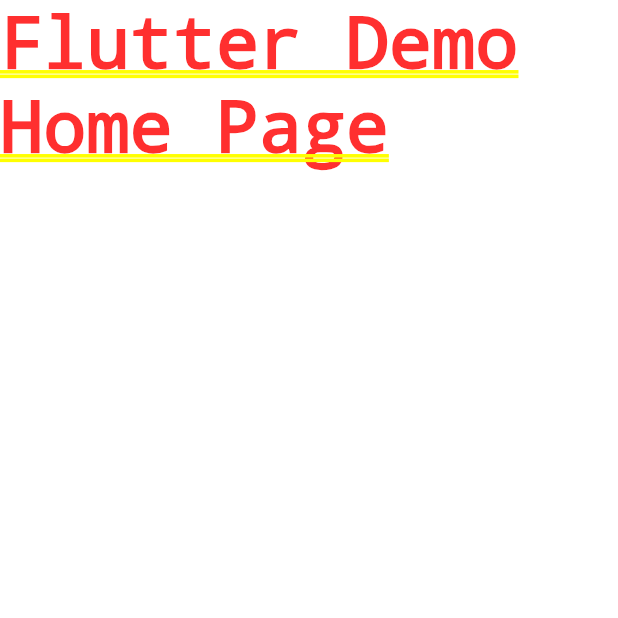
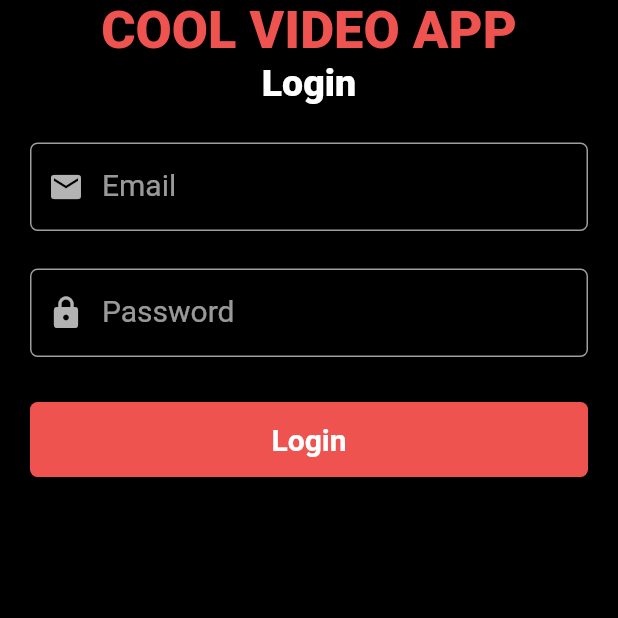
Before and after one commit to davejjwilliams/flutter_tiktok_tutorial, a Flutter app: the screen it shows after launch, on a phone screen of 412 x 824 dp, the top half of it. Run offline on Flutter 3.47's test engine with Material 2 defaults, Android fonts, the light colour scheme and no system bars.

Commit message:
Basic Login Screen Layout

```diff
--- a/lib/main.dart
+++ b/lib/main.dart
@@ -1,5 +1,6 @@
 import 'package:flutter/material.dart';
 import 'package:tiktok_tutorial_test/constants.dart';
+import 'package:tiktok_tutorial_test/views/screens/auth/login_screen.dart';
 
 void main() {
   runApp(const MyApp());
@@ -17,7 +18,7 @@
       theme: ThemeData.dark().copyWith(
         scaffoldBackgroundColor: backgroundColour,
       ),
-      home: const Text('Flutter Demo Home Page'),
+      home: LoginScreen(),
     );
   }
 }
--- /dev/null
+++ b/lib/views/screens/auth/login_screen.dart
@@ -0,0 +1,80 @@
+import 'package:flutter/material.dart';
+import 'package:tiktok_tutorial_test/constants.dart';
+import 'package:tiktok_tutorial_test/views/widgets/text_input_field.dart';
+
+class LoginScreen extends StatelessWidget {
+  LoginScreen({super.key});
+
+  final TextEditingController _emailController = TextEditingController();
+  final TextEditingController _passwordController = TextEditingController();
+
+  @override
+  Widget build(BuildContext context) {
+    return Scaffold(
+      body: Container(
+        alignment: Alignment.center,
+        child: Column(children: [
+          Text('COOL VIDEO APP',
+              style: TextStyle(
+                  fontSize: 35,
+                  color: buttonColour,
+                  fontWeight: FontWeight.w900)),
+          const Text(
+            'Login',
+            style: TextStyle(fontSize: 25, fontWeight: FontWeight.w900),
+          ),
+          const SizedBox(
+            height: 25,
+          ),
+          Container(
+            width: MediaQuery.of(context).size.width,
+            margin: const EdgeInsets.symmetric(
+              horizontal: 20,
+            ),
+            child: TextInputField(
+              controller: _emailController,
+              labelText: 'Email',
+              icon: Icons.email,
+            ),
+          ),
+          const SizedBox(
+            height: 25,
+          ),
+          Container(
+            width: MediaQuery.of(context).size.width,
+            margin: const EdgeInsets.symmetric(
+              horizontal: 20,
+            ),
+            child: TextInputField(
+              controller: _passwordController,
+              labelText: 'Password',
+              icon: Icons.lock,
+            ),
+          ),
+          const SizedBox(
+            height: 30,
+          ),
+          Container(
+            width: MediaQuery.of(context).size.width - 40,
+            height: 50,
+            decoration: BoxDecoration(
+              color: buttonColour,
+              borderRadius: const BorderRadius.all(
+                Radius.circular(5),
+              ),
+            ),
+            child: const Center(
+              child: Text(
+                'Login',
+                style: TextStyle(
+                  fontSize: 20,
+                  fontWeight: FontWeight.w700,
+                ),
+              ),
+            ),
+          ),
+        ]),
+      ),
+    );
+  }
+}
--- /dev/null
+++ b/lib/views/widgets/text_input_field.dart
@@ -0,0 +1,43 @@
+import 'package:flutter/material.dart';
+import 'package:tiktok_tutorial_test/constants.dart';
+
+class TextInputField extends StatelessWidget {
+  final TextEditingController controller;
+  final String labelText;
+  final bool isObscure;
+  final IconData icon;
+  const TextInputField({
+    super.key,
+    required this.controller,
+    required this.labelText,
+    this.isObscure = false,
+    required this.icon,
+  });
+
+  @override
+  Widget build(BuildContext context) {
+    return TextField(
+      controller: controller,
+      decoration: InputDecoration(
+        labelText: labelText,
+        prefixIcon: Icon(icon),
+        labelStyle: const TextStyle(
+          fontSize: 20,
+        ),
+        enabledBorder: OutlineInputBorder(
+          borderRadius: BorderRadius.circular(5),
+          borderSide: const BorderSide(
+            color: borderColour,
+          ),
+        ),
+        focusedBorder: OutlineInputBorder(
+          borderRadius: BorderRadius.circular(5),
+          borderSide: const BorderSide(
+            color: borderColour,
+          ),
+        ),
+      ),
+      obscureText: isObscure,
+    );
+  }
+}
```
